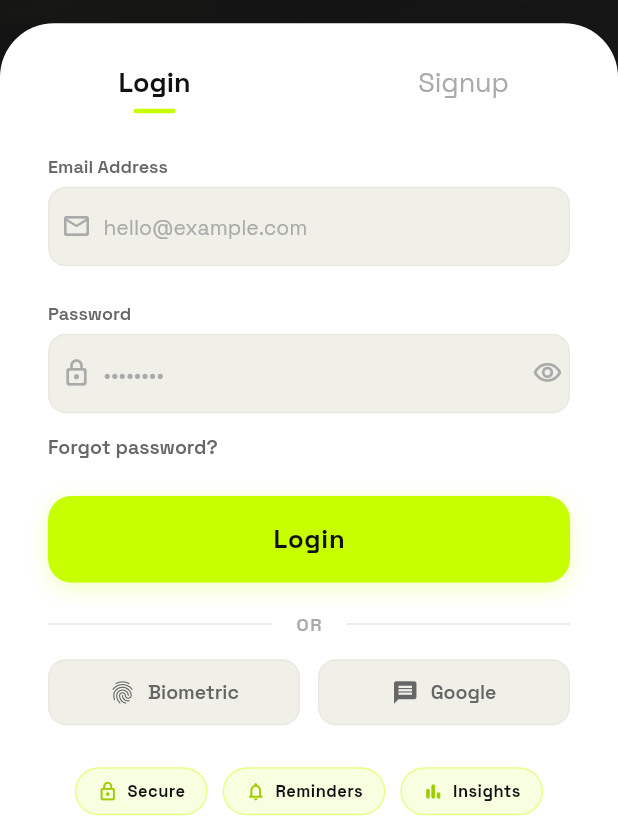
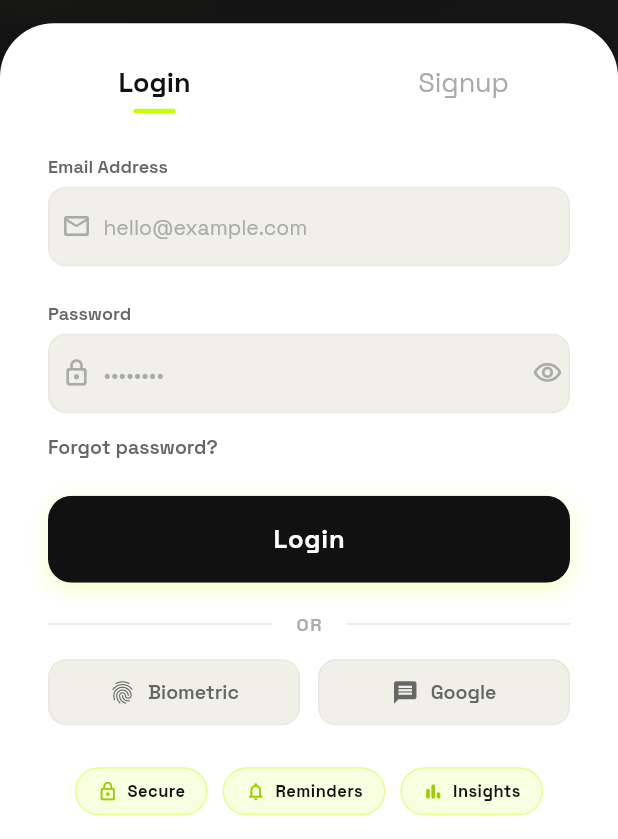
Before and after one commit to ramanakellampalli/smart-bill-buddy, a Flutter app: the screen it shows after launch, on a phone screen of 412 x 824 dp, the part 397-1236 px from its top. Run offline on Flutter 3.47's test engine with Material 3 defaults, Android fonts, the phone set to English and light mode, and no system bars; our stand-ins replace cached_network_image, cloud_firestore, firebase_auth, firebase_core, firebase_storage, flutter_local_notifications and 11 more; missing offline and left inert: google_mlkit_text_recognition; accounts and stored records are empty; generated files the repository leaves out were written again.

Commit message:
fix: replace lime buttons on white surfaces with black — reserve lime for dark nav only

```diff
--- a/lib/app.dart
+++ b/lib/app.dart
@@ -95,8 +95,8 @@ class SmartBillApp extends StatelessWidget {
           ),
           elevatedButtonTheme: ElevatedButtonThemeData(
             style: ElevatedButton.styleFrom(
-              backgroundColor: AppColors.primary,
-              foregroundColor: AppColors.textPrimary,
+              backgroundColor: AppColors.heroCard,
+              foregroundColor: Colors.white,
               elevation: 0,
               shape: RoundedRectangleBorder(
                 borderRadius: BorderRadius.circular(10),
@@ -104,8 +104,8 @@ class SmartBillApp extends StatelessWidget {
             ),
           ),
           floatingActionButtonTheme: const FloatingActionButtonThemeData(
-            backgroundColor: AppColors.primary,
-            foregroundColor: AppColors.textPrimary,
+            backgroundColor: AppColors.heroCard,
+            foregroundColor: Colors.white,
           ),
           checkboxTheme: CheckboxThemeData(
             fillColor: WidgetStateProperty.resolveWith((s) =>
--- a/lib/presentation/screens/add_bill_screen.dart
+++ b/lib/presentation/screens/add_bill_screen.dart
@@ -305,8 +305,8 @@ class _AddBillScreenState extends State<AddBillScreen> {
                 child: ElevatedButton(
                   onPressed: saving ? null : _save,
                   style: ElevatedButton.styleFrom(
-                    backgroundColor: _primary,
-                    disabledBackgroundColor: _primary.withOpacity(0.45),
+                    backgroundColor: AppColors.heroCard,
+                    disabledBackgroundColor: AppColors.border,
                     padding: const EdgeInsets.symmetric(vertical: 16),
                     elevation: 0,
                     shape: RoundedRectangleBorder(
--- a/lib/presentation/screens/budgets_screen.dart
+++ b/lib/presentation/screens/budgets_screen.dart
@@ -872,7 +872,7 @@ class _BudgetSheetState extends State<_BudgetSheet> {
               child: ElevatedButton(
                 onPressed: saving ? null : _save,
                 style: ElevatedButton.styleFrom(
-                  backgroundColor: _primary,
+                  backgroundColor: AppColors.heroCard,
                   foregroundColor: Colors.white,
                   padding: const EdgeInsets.symmetric(vertical: 15),
                   elevation: 0,
--- a/lib/presentation/screens/dashboard_screen.dart
+++ b/lib/presentation/screens/dashboard_screen.dart
@@ -347,8 +347,8 @@ class _DashboardScreenState extends State<DashboardScreen> {
                 style: TextStyle(fontWeight: FontWeight.w600, fontSize: 15),
               ),
               style: ElevatedButton.styleFrom(
-                backgroundColor: AppColors.primary,
-                foregroundColor: AppColors.textPrimary,
+                backgroundColor: AppColors.heroCard,
+                foregroundColor: Colors.white,
                 padding: const EdgeInsets.symmetric(vertical: 14),
                 elevation: 0,
                 shape: RoundedRectangleBorder(
--- a/lib/presentation/screens/login_screen.dart
+++ b/lib/presentation/screens/login_screen.dart
@@ -210,8 +210,8 @@ class _LoginScreenState extends State<LoginScreen>
               child: ElevatedButton(
                 onPressed: () => Navigator.pop(context, true),
                 style: ElevatedButton.styleFrom(
-                  backgroundColor: AppColors.primary,
-                  foregroundColor: AppColors.textPrimary,
+                  backgroundColor: AppColors.heroCard,
+                  foregroundColor: Colors.white,
                   padding: const EdgeInsets.symmetric(vertical: 15),
                   elevation: 0,
                   shape: RoundedRectangleBorder(
@@ -930,7 +930,7 @@ class _DarkButton extends StatelessWidget {
           ),
           child: Ink(
             decoration: BoxDecoration(
-              color: loading ? AppColors.border : _lime,
+              color: loading ? AppColors.border : AppColors.heroCard,
               borderRadius: BorderRadius.circular(16),
             ),
             child: Container(
@@ -941,7 +941,7 @@ class _DarkButton extends StatelessWidget {
                       width: 22,
                       height: 22,
                       child: CircularProgressIndicator(
-                        color: AppColors.textSecondary,
+                        color: Colors.white54,
                         strokeWidth: 3,
                       ),
                     )
@@ -950,7 +950,7 @@ class _DarkButton extends StatelessWidget {
                       style: const TextStyle(
                         fontSize: 17,
                         fontWeight: FontWeight.w800,
-                        color: _formPrimary,
+                        color: Colors.white,
                         letterSpacing: 0.5,
                       ),
                     ),
@@ -1421,9 +1421,9 @@ class _FormView extends StatelessWidget {
           child: ElevatedButton(
             onPressed: loading ? null : onSend,
             style: ElevatedButton.styleFrom(
-              backgroundColor: AppColors.primary,
+              backgroundColor: AppColors.heroCard,
               disabledBackgroundColor: AppColors.border,
-              foregroundColor: AppColors.textPrimary,
+              foregroundColor: Colors.white,
               padding: const EdgeInsets.symmetric(vertical: 15),
               elevation: 0,
               shape: RoundedRectangleBorder(
--- a/lib/presentation/screens/person_dues_screen.dart
+++ b/lib/presentation/screens/person_dues_screen.dart
@@ -426,7 +426,7 @@ class PersonDuesScreen extends StatelessWidget {
           label: Text('Add transaction with $personName',
               overflow: TextOverflow.ellipsis),
           style: ElevatedButton.styleFrom(
-            backgroundColor: _primary,
+            backgroundColor: AppColors.heroCard,
             foregroundColor: Colors.white,
             padding: const EdgeInsets.symmetric(vertical: 14),
             elevation: 0,
@@ -1323,7 +1323,7 @@ class _PersonPaymentSheetState extends State<_PersonPaymentSheet> {
                 child: ElevatedButton(
                   onPressed: _save,
                   style: ElevatedButton.styleFrom(
-                    backgroundColor: _primary,
+                    backgroundColor: AppColors.heroCard,
                     foregroundColor: Colors.white,
                     padding: const EdgeInsets.symmetric(vertical: 15),
                     elevation: 0,
--- a/lib/presentation/screens/register_screen.dart
+++ b/lib/presentation/screens/register_screen.dart
@@ -323,8 +323,8 @@ class _RegisterScreenState extends State<RegisterScreen>
                       child: ElevatedButton(
                         onPressed: _loading ? null : _register,
                         style: ElevatedButton.styleFrom(
-                          backgroundColor: _primary,
-                          disabledBackgroundColor: _primary.withOpacity(0.45),
+                          backgroundColor: AppColors.heroCard,
+                          disabledBackgroundColor: AppColors.border,
                           padding: const EdgeInsets.symmetric(vertical: 16),
                           elevation: 0,
                           shape: RoundedRectangleBorder(
--- a/lib/presentation/screens/settings_screen.dart
+++ b/lib/presentation/screens/settings_screen.dart
@@ -536,7 +536,7 @@ class _NotificationsSheet extends StatelessWidget {
                       fontSize: 14, fontWeight: FontWeight.w600),
                 ),
                 style: ElevatedButton.styleFrom(
-                  backgroundColor: _primary,
+                  backgroundColor: AppColors.heroCard,
                   foregroundColor: Colors.white,
                   padding: const EdgeInsets.symmetric(vertical: 14),
                   elevation: 0,
@@ -687,7 +687,7 @@ class _RemindersSheet extends StatelessWidget {
             child: ElevatedButton(
               onPressed: () => Navigator.pop(context),
               style: ElevatedButton.styleFrom(
-                backgroundColor: _primary,
+                backgroundColor: AppColors.heroCard,
                 foregroundColor: Colors.white,
                 padding: const EdgeInsets.symmetric(vertical: 14),
                 elevation: 0,
--- a/lib/presentation/widgets/add_expense_sheet.dart
+++ b/lib/presentation/widgets/add_expense_sheet.dart
@@ -407,7 +407,7 @@ class _SaveButton extends StatelessWidget {
       child: ElevatedButton(
         onPressed: saving ? null : onSave,
         style: ElevatedButton.styleFrom(
-          backgroundColor: _primary,
+          backgroundColor: AppColors.heroCard,
           foregroundColor: Colors.white,
           padding: const EdgeInsets.symmetric(vertical: 15),
           elevation: 0,
--- a/lib/presentation/widgets/scanned_expense_preview.dart
+++ b/lib/presentation/widgets/scanned_expense_preview.dart
@@ -193,7 +193,7 @@ class _ActionRow extends StatelessWidget {
           child: ElevatedButton(
             onPressed: onSave,
             style: ElevatedButton.styleFrom(
-              backgroundColor: _primary,
+              backgroundColor: AppColors.heroCard,
               foregroundColor: Colors.white,
               padding: const EdgeInsets.symmetric(vertical: 14),
               elevation: 0,
```
